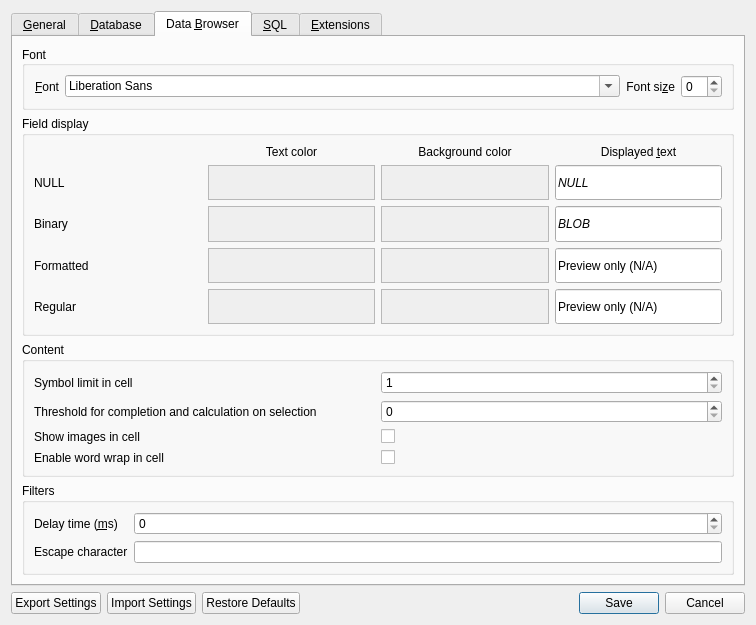
Qt form src/PreferencesDialog.ui (deepsidhu1313/sqlitebrowser) before a commit.
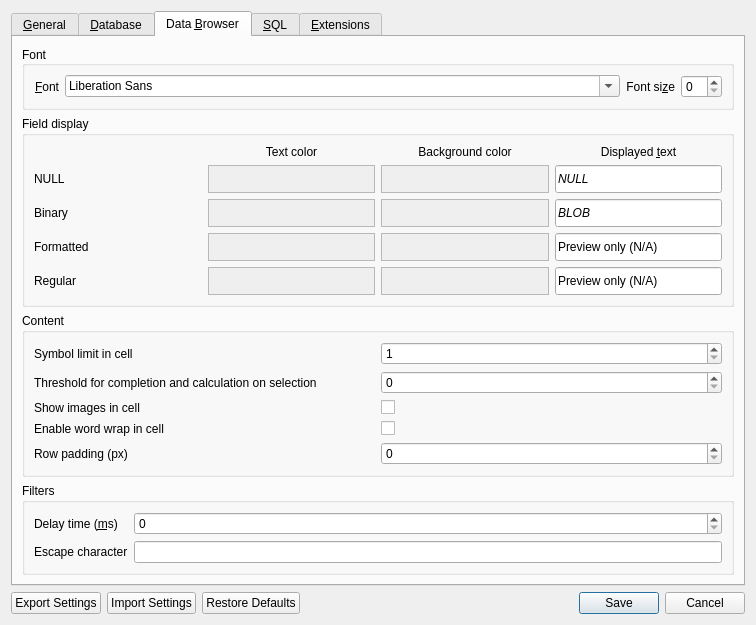
The same form after that commit. The open tabs and pages were chosen to show the change. Icons and pictures are not drawn. Custom widgets are drawn as their Qt base class.

Commit message: Add a preference for the row padding of the data browser

Patch:
```diff
--- a/src/PreferencesDialog.ui
+++ b/src/PreferencesDialog.ui
@@ -1343,6 +1343,26 @@
               </property>
              </widget>
             </item>
+            <item row="4" column="0">
+             <widget class="QLabel" name="labelRowPadding">
+              <property name="text">
+               <string>Row padding (px)</string>
+              </property>
+              <property name="buddy">
+               <cstring>spinRowPadding</cstring>
+              </property>
+             </widget>
+            </item>
+            <item row="4" column="1">
+             <widget class="QSpinBox" name="spinRowPadding">
+              <property name="toolTip">
+               <string>The height of a row is the height of the font plus this many pixels. Lower it to fit more rows on the screen.</string>
+              </property>
+              <property name="maximum">
+               <number>50</number>
+              </property>
+             </widget>
+            </item>
            </layout>
           </widget>
          </item>
```
Left out of the diff: 1 changed line with no effect on the pictures. The commit also changes 5 other files.
